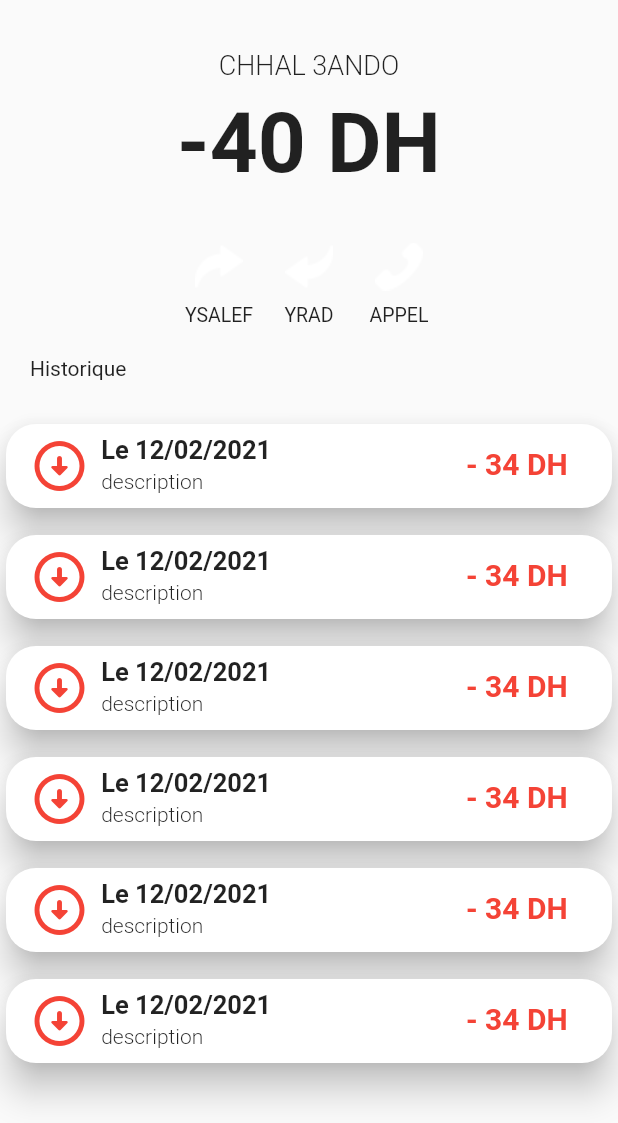
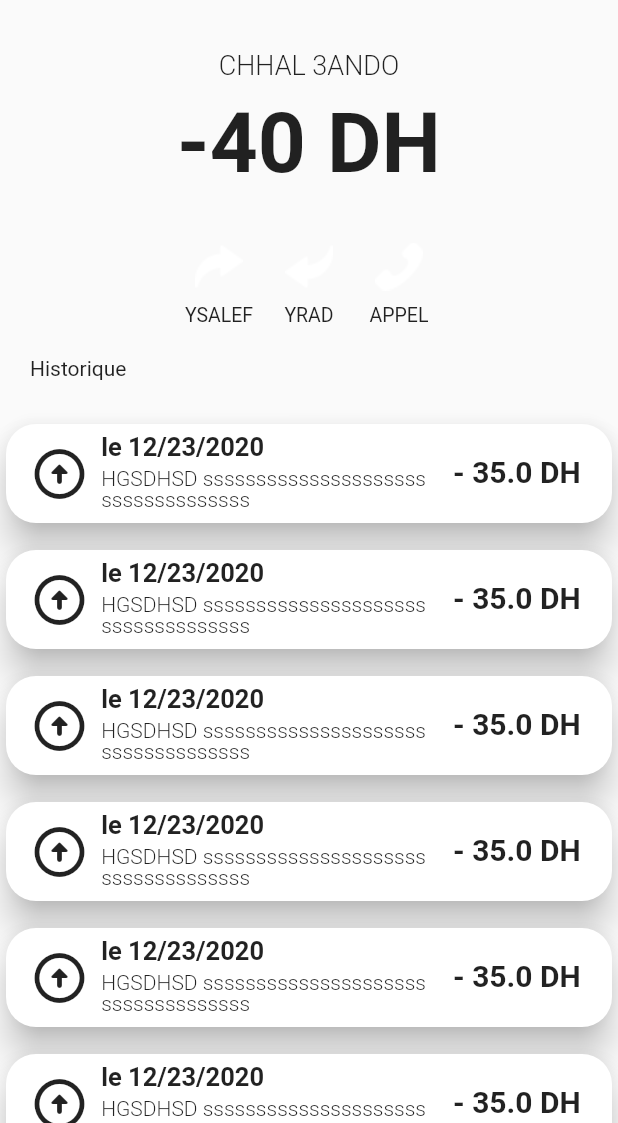
Before and after one commit to ElMehdiEchchad/Baztami-App-Flutter, a Flutter app: the screen it shows once a user with an empty profile is signed in, item 2 of the bottom bar chosen, after a tap on "SALMA CHANA", on a phone screen of 412 x 824 dp, the part 113-1236 px from its top. Run offline on Flutter 3.47's test engine with Material 2 defaults, Android fonts, the phone set to English and light mode, and no system bars; our stand-ins replace firebase_auth, firebase_core, intl_phone_number_input; accounts and stored records are empty; Roboto replaces fonts that are missing (BalooTammudu2); statements that could not run were skipped.

Commit message:
add historique page

```diff
--- a/lib/config/palette.dart
+++ b/lib/config/palette.dart
@@ -11,5 +11,6 @@ class Palette {
   static const Color grey1Color = Color(0xFF979DAC);
   static const Color backgroundColor = Colors.white;
   static const Color redColor = Color(0xFFFF0000);
+  static const Color greenColor = Colors.green;
   static const Color grey4Color = Color(0xFFC4C4C4);
 }
--- a/lib/config/styles.dart
+++ b/lib/config/styles.dart
@@ -5,6 +5,6 @@ class Styles {
   static const TextStyle headingStyle = TextStyle(
     color: Palette.primaryHeadingColor,
     fontSize: 22,
-    fontWeight: FontWeight.w600,
+    fontWeight: FontWeight.w300,
   );
 }
--- a/lib/screens/client_screen.dart
+++ b/lib/screens/client_screen.dart
@@ -19,16 +19,23 @@ class _ClientScreenState extends State<ClientScreen> {
       body: Container(
         child: Column(
           children: [
-            Padding( padding: EdgeInsets.only(left: 10, right: 10, top: 35),
-            child:Row(children: [
+            Padding(
+              padding: EdgeInsets.only(left: 10, right: 10, top: 35),
+              child: Row(
+                children: [
                   IconButton(
-                  onPressed: () {Navigator.push(context,
+                    onPressed: () {
+                      Navigator.push(
+                        context,
                         MaterialPageRoute(builder: (context) => CreditScreen()),
-                        );},
-                  icon:Image.asset("assets/images/retour.png"),
+                      );
+                    },
+                    icon: Image.asset("assets/images/retour.png"),
                   ),
                   Spacer(),
-             Text("NAME", style: TextStyle(
+                  Text(
+                    "NAME",
+                    style: TextStyle(
                       color: Palette.backgroundColor,
                       fontSize: 24,
                       fontWeight: FontWeight.w700,
@@ -39,23 +46,34 @@ class _ClientScreenState extends State<ClientScreen> {
                     onPressed: () {},
                     icon: Image.asset("assets/images/editer.png"),
                   )
-            ],),),
+                ],
+              ),
+            ),
             Center(
-              child: Padding(padding: EdgeInsets.only(top: 25),
+              child: Padding(
+                  padding: EdgeInsets.only(top: 25),
                   child: Column(
                     children: [
-                  SizedBox(height: 30,
-                  child: Text("CHHAL 3ANDO", style: TextStyle(
+                      SizedBox(
+                        height: 30,
+                        child: Text("CHHAL 3ANDO",
+                            style: TextStyle(
                               color: Palette.backgroundColor,
                               fontSize: 18,
                               fontWeight: FontWeight.w300,
-                  )),),
-                  SizedBox(height: 90,
-                  child:Text("-40 DH", style: TextStyle(
+                            )),
+                      ),
+                      SizedBox(
+                        height: 90,
+                        child: Text(
+                          "-40 DH",
+                          style: TextStyle(
                             color: Palette.redColor,
                             fontSize: 56,
                             fontWeight: FontWeight.w700,
-                          ),),),
+                          ),
+                        ),
+                      ),
                       Row(
                         mainAxisAlignment: MainAxisAlignment.center,
                         children: [
@@ -63,67 +81,78 @@ class _ClientScreenState extends State<ClientScreen> {
                             Container(
                                 decoration: BoxDecoration(
                                     color: Palette.grey4Color,
-                                borderRadius: BorderRadius.all(Radius.circular(10.0))),
+                                    borderRadius: BorderRadius.all(
+                                        Radius.circular(10.0))),
                                 width: 50,
                                 height: 50,
                                 child: new Center(
                                   child: new IconButton(
-                                  onPressed: () {  },
-                                  icon: Image.asset("assets/images/ysalef.png"),
+                                    onPressed: () {},
+                                    icon:
+                                        Image.asset("assets/images/ysalef.png"),
                                   ),
                                 )),
-                          Text("YSALEF", style: TextStyle(
+                            Text(
+                              "YSALEF",
+                              style: TextStyle(
                                 color: Palette.backgroundColor,
                                 fontSize: 13,
-                          ),)
+                              ),
+                            )
                           ]),
                           SizedBox(width: 10),
                           Column(children: [
                             Container(
                                 decoration: BoxDecoration(
                                     color: Palette.grey4Color,
-                                borderRadius: BorderRadius.all(Radius.circular(10.0))),
+                                    borderRadius: BorderRadius.all(
+                                        Radius.circular(10.0))),
                                 width: 50,
                                 height: 50,
                                 child: new Center(
                                   child: new IconButton(
-                                  onPressed: () {  },
+                                    onPressed: () {},
                                     icon: Image.asset("assets/images/yrad.png"),
                                   ),
                                 )),
-                          Text("YRAD", style: TextStyle(
+                            Text(
+                              "YRAD",
+                              style: TextStyle(
                                 color: Palette.backgroundColor,
                                 fontSize: 13,
-                          ),)
+                              ),
+                            )
                           ]),
                           SizedBox(width: 10),
                           Column(children: [
                             Container(
                                 decoration: BoxDecoration(
                                     color: Palette.grey4Color,
-                                borderRadius: BorderRadius.all(Radius.circular(10.0))),
+                                    borderRadius: BorderRadius.all(
+                                        Radius.circular(10.0))),
                                 width: 50,
                                 height: 50,
                                 child: new Center(
                                   child: new IconButton(
-                                  onPressed: () {  },
-                                  icon: Image.asset("assets/images/phone.png"),
+                                    onPressed: () {},
+                                    icon:
+                                        Image.asset("assets/images/phone.png"),
                                   ),
                                 )),
-                          Text("APPEL", style: TextStyle(
+                            Text(
+                              "APPEL",
+                              style: TextStyle(
                                 color: Palette.backgroundColor,
                                 fontSize: 13,
-                          ),)
+                              ),
+                            )
                           ]),
-                  ],)
                         ],
-
-              )),),
+                      )
+                    ],
+                  )),
+            ),
             Expanded(child: ClientHistory()),
-
-
-
-
           ],
         ),
       ),
@@ -148,20 +177,21 @@ class _ClientHistoryState extends State<ClientHistory> {
           topRight: Radius.circular(40),
         ),
       ),
-                child: Column(
-                    crossAxisAlignment: CrossAxisAlignment.center,
+      child: Column(crossAxisAlignment: CrossAxisAlignment.center, children: [
+        Row(
           children: [
-                      Row(children: [
-                        Padding(padding: EdgeInsets.all(20),
-                        child: Text("Historique",
+            Padding(
+              padding: EdgeInsets.all(20),
+              child: Text(
+                "Historique",
                 style: Styles.headingStyle,
                 textAlign: TextAlign.start,
-                          ),),
-                      ],),
+              ),
+            ),
+          ],
+        ),
         Expanded(child: ClientHistoryCard())
       ]),
-
-
     );
   }
 }
@@ -175,53 +205,45 @@ class _ClientHistoryCardState extends State<ClientHistoryCard> {
   @override
   Widget build(BuildContext context) {
     return Container(
-      child: ListView(children: <Widget>[
+        child: ListView(
+      children: <Widget>[
         CustomListItem(
-          title: "Le 12/02/2021",
-          description: "description",
-          icon: Icons.arrow_circle_down_rounded,
-          amount: "- 34 DH",
-          color: Colors.red,
+          date: "le 12/23/2020",
+          description: "HGSDHSD sssssssssssssssssssssssssssssssssss",
+          isDepense: true,
+          amount: 35,
         ),
         CustomListItem(
-          title: "Le 12/02/2021",
-          description: "description",
-          icon: Icons.arrow_circle_down_rounded,
-          amount: "- 34 DH",
-          color: Colors.red,
+          date: "le 12/23/2020",
+          description: "HGSDHSD sssssssssssssssssssssssssssssssssss",
+          isDepense: true,
+          amount: 35,
         ),
         CustomListItem(
-          title: "Le 12/02/2021",
-          description: "description",
-          icon: Icons.arrow_circle_down_rounded,
-          amount: "- 34 DH",
-          color: Colors.red,
+          date: "le 12/23/2020",
+          description: "HGSDHSD sssssssssssssssssssssssssssssssssss",
+          isDepense: true,
+          amount: 35,
         ),
         CustomListItem(
-          title: "Le 12/02/2021",
-          description: "description",
-          icon: Icons.arrow_circle_down_rounded,
-          amount: "- 34 DH",
-          color: Colors.red,
+          date: "le 12/23/2020",
+          description: "HGSDHSD sssssssssssssssssssssssssssssssssss",
+          isDepense: true,
+          amount: 35,
         ),
         CustomListItem(
-          title: "Le 12/02/2021",
-          description: "description",
-          icon: Icons.arrow_circle_down_rounded,
-          amount: "- 34 DH",
-          color: Colors.red,
+          date: "le 12/23/2020",
+          description: "HGSDHSD sssssssssssssssssssssssssssssssssss",
+          isDepense: true,
+          amount: 35,
         ),
         CustomListItem(
-          title: "Le 12/02/2021",
-          description: "description",
-          icon: Icons.arrow_circle_down_rounded,
-          amount: "- 34 DH",
-          color: Colors.red,
+          date: "le 12/23/2020",
+          description: "HGSDHSD sssssssssssssssssssssssssssssssssss",
+          isDepense: true,
+          amount: 35,
         ),
-
-
-
-        ],)
-    );
+      ],
+    ));
   }
 }
--- a/lib/screens/login.dart
+++ b/lib/screens/login.dart
@@ -81,7 +81,7 @@ class _InternationalPhoneInputState extends State<InternationalPhoneInput> {
                     ? "Veuillez saisir le code qui va vous arriver par SMS"
                     : "Veuillez saisir votre numéro de telephone",
                 style: TextStyle(
-                    color: Palette.primaryHeadingColor,
+                    color: Palette.primaryDarkColor,
                     fontSize: 20,
                     fontWeight: FontWeight.w200),
                 textAlign: TextAlign.center,
--- a/lib/screens/wallet_screen.dart
+++ b/lib/screens/wallet_screen.dart
@@ -1,4 +1,5 @@
 import 'package:baztami_app_flutter/config/config.dart';
+import 'package:baztami_app_flutter/screens/wallet_historiques_screen.dart';
 import 'package:baztami_app_flutter/widgets/custom_appBar.dart';
 import 'package:baztami_app_flutter/widgets/custom_list_item_in_wallet.dart';
 import 'package:baztami_app_flutter/widgets/general_balance_grid_wallet.dart';
@@ -61,54 +62,31 @@ class _WalletHistoryState extends State<WalletHistory> {
     return Container(
       //color: Colors.amber,
       child: ListView(children: <Widget>[
-        CustomListItem(
-          title: "SDSDS sgdgsgdgs sgdfsdgsds sdgsdgs",
-          description: "HGSDHSD sssssssssssssssssssssssssssssssssss",
-          icon: Icons.arrow_circle_down_rounded,
-          amount: "- 34 DH",
-          color: Colors.red,
+        GestureDetector(
+          onTap: () {
+            Navigator.push(
+              context,
+              MaterialPageRoute(
+                  builder: (context) => WalletHistoriqueScreen(
+                      date: "le 12/23/2020",
+                      description:
+                          "HGSDHSD sssssssssssssssssssssssssssssssssss",
+                      amount: 30,
+                      isDepense: true)),
+            );
+          },
+          child: CustomListItem(
+            date: "le 12/23/2020",
+            description: "HGSDHSD sssssssssssssssssssssssssssssssssss",
+            isDepense: true,
+            amount: 35,
+          ),
         ),
         CustomListItem(
-          title: "SDSDS sgdgsgdgs sgdfsdgsds sdgsdgs",
+          date: "le 12/23/2020",
           description: "HGSDHSD sssssssssssssssssssssssssssssssssss",
-          icon: Icons.arrow_circle_down_rounded,
-          amount: "- 34 DH",
-          color: Colors.red,
-        ),
-        CustomListItem(
-          title: "SDSDS sgdgsgdgs sgdfsdgsds sdgsdgs",
-          description: "HGSDHSD sssssssssssssssssssssssssssssssssss",
-          icon: Icons.arrow_circle_down_rounded,
-          amount: "- 34 DH",
-          color: Colors.red,
-        ),
-        CustomListItem(
-          title: "SDSDS sgdgsgdgs sgdfsdgsds sdgsdgs",
-          description: "HGSDHSD sssssssssssssssssssssssssssssssssss",
-          icon: Icons.arrow_circle_down_rounded,
-          amount: "- 34 DH",
-          color: Colors.red,
-        ),
-        CustomListItem(
-          title: "SDSDS sgdgsgdgs sgdfsdgsds sdgsdgs",
-          description: "HGSDHSD sssssssssssssssssssssssssssssssssss",
-          icon: Icons.arrow_circle_down_rounded,
-          amount: "- 34 DH",
-          color: Colors.red,
-        ),
-        CustomListItem(
-          title: "SDSDS sgdgsgdgs sgdfsdgsds sdgsdgs",
-          description: "HGSDHSD sssssssssssssssssssssssssssssssssss",
-          icon: Icons.arrow_circle_down_rounded,
-          amount: "- 34 DH",
-          color: Colors.red,
-        ),
-        CustomListItem(
-          title: "SDSDS sgdgsgdgs sgdfsdgsds sdgsdgs",
-          description: "HGSDHSD sssssssssssssssssssssssssssssssssss",
-          icon: Icons.arrow_circle_down_rounded,
-          amount: "- 34 DH",
-          color: Colors.red,
+          isDepense: false,
+          amount: 35,
         ),
       ]),
     );
--- a/lib/widgets/custom_appBar.dart
+++ b/lib/widgets/custom_appBar.dart
@@ -21,7 +21,7 @@ class _CustomAppBarState extends State<CustomAppBar> {
       centerTitle: false,
       title: Text("${widget.appBarTitle}",
           style: TextStyle(
-              color: Palette.primaryDark2Color,
+              color: Palette.primaryLightColor,
               fontSize: 25,
               fontWeight: FontWeight.bold)),
       actions: <Widget>[
--- a/lib/widgets/custom_list_item_in_wallet.dart
+++ b/lib/widgets/custom_list_item_in_wallet.dart
@@ -4,18 +4,16 @@ import 'package:flutter/material.dart';
 class CustomListItem extends StatelessWidget {
   const CustomListItem(
       {Key? key,
-      required this.icon,
-      required this.title,
+      required this.date,
       required this.description,
-      required this.color,
+      required this.isDepense,
       required this.amount})
       : super(key: key);
 
-  final IconData icon;
-  final String title;
+  final String date;
+  final bool isDepense;
   final String description;
-  final String amount;
-  final Color color;
+  final double amount;
 
   @override
   Widget build(BuildContext context) {
@@ -38,9 +36,11 @@ class CustomListItem extends StatelessWidget {
               Expanded(
                 flex: 1,
                 child: Icon(
-                  icon,
+                  isDepense
+                      ? Icons.arrow_circle_up_rounded
+                      : Icons.arrow_circle_down_rounded,
                   size: 40,
-                  color: color,
+                  color: isDepense ? Palette.redColor : Palette.greenColor,
                 ),
               ),
               Expanded(
@@ -50,9 +50,9 @@ class CustomListItem extends StatelessWidget {
                   mainAxisAlignment: MainAxisAlignment.start,
                   children: [
                     Text(
-                      title,
+                      date,
                       style: TextStyle(
-                          color: Palette.primaryHeadingColor,
+                          color: Palette.primaryLightColor,
                           fontWeight: FontWeight.w600,
                           fontSize: 17,
                           height: 1),
@@ -75,9 +75,12 @@ class CustomListItem extends StatelessWidget {
                 child: Container(
                   alignment: Alignment.center,
                   child: Text(
-                    amount,
+                    isDepense
+                        ? "- " + amount.toString() + " DH"
+                        : "+ " + amount.toString() + " DH",
                     style: TextStyle(
-                        color: color,
+                        color:
+                            isDepense ? Palette.redColor : Palette.greenColor,
                         fontWeight: FontWeight.bold,
                         fontSize: 20,
                         height: 1),
```
Also changed, not shown: lib/screens/wallet_historiques_screen.dart (added, +169 -0 lines), lib/data/models/wallet_model.dart (added). Lines whose indentation alone changed are shown as unchanged.
